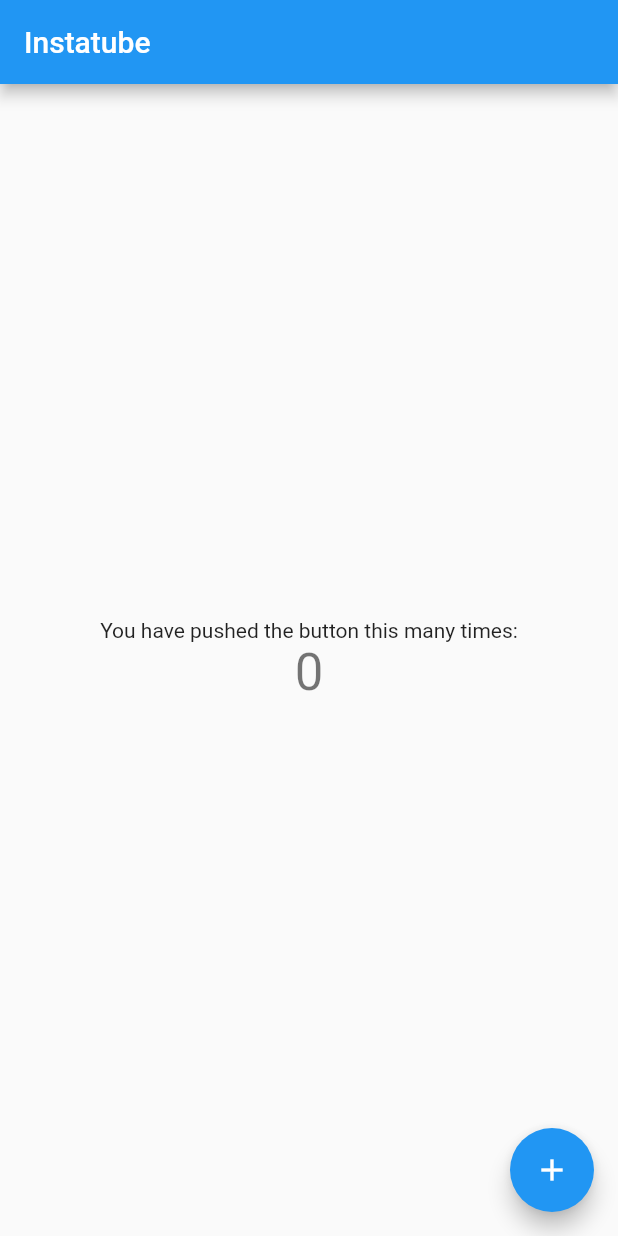
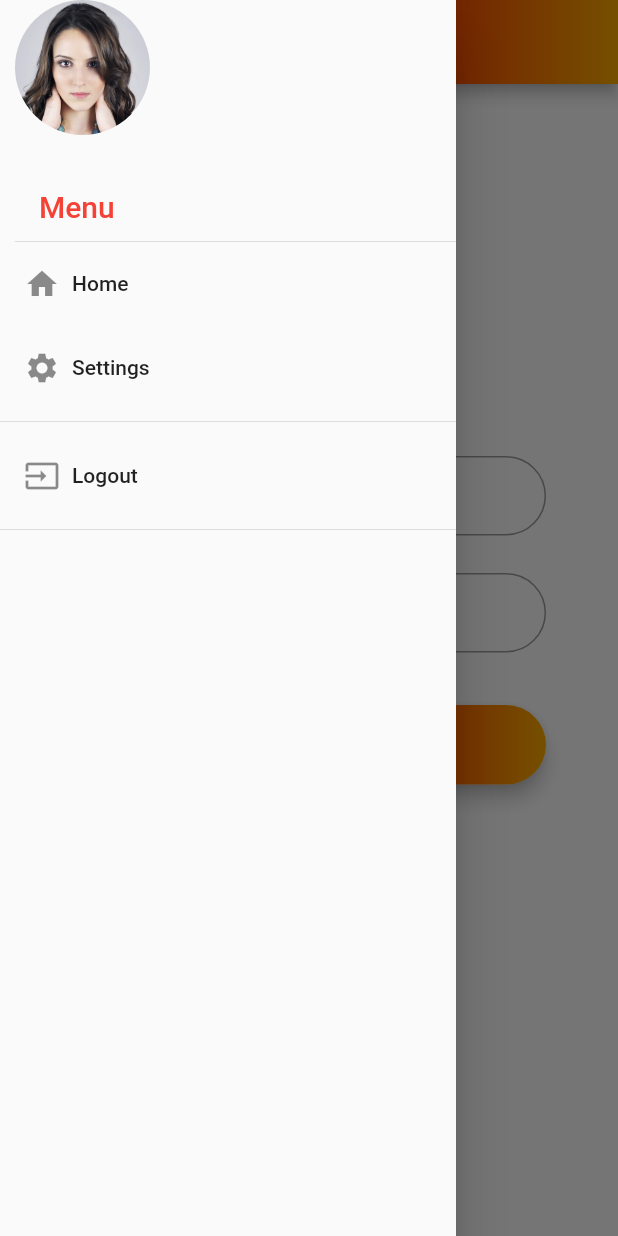
Before and after one commit to amfyWebService/instatube, a Flutter app: the screen it shows after launch, with the side drawer open (before the commit the screen has no drawer), on a phone screen of 412 x 824 dp. Run offline on Flutter 3.47's test engine with Material 2 defaults, Android fonts, the phone set to English and light mode, and no system bars; our stand-ins replace flutter_i18n; missing offline and left inert: preferences; Roboto replaces fonts that are missing (Montserrat).

Commit message:
add:  login-page + settings + drawer +homepage

```diff
--- a/assets/i18n/en.json
+++ b/assets/i18n/en.json
@@ -1,3 +1,6 @@
 {
-  "app_name": "Instatube"
+  "app_name": "Instatube",
+  "login": "Login",
+  "password": "Password",
+  "email": "Email"
 }
--- a/assets/i18n/fr.json
+++ b/assets/i18n/fr.json
@@ -1,3 +1,6 @@
 {
-  "app_name": "Instatube"
+  "app_name": "Instatube",
+  "login": "Connexion",
+  "password": "Mot de passe",
+  "email": "Email"
 }
--- a/lib/main.dart
+++ b/lib/main.dart
@@ -2,8 +2,18 @@ import 'package:flutter/material.dart';
 import 'package:flutter_i18n/flutter_i18n.dart';
 import 'package:flutter_i18n/flutter_i18n_delegate.dart';
 import 'package:flutter_localizations/flutter_localizations.dart';
+import 'package:instatube/view/login_page.dart';
+import 'package:instatube/widgets/drawer.dart';
+import 'package:preferences/preferences.dart';
 
-void main() => runApp(MyApp());
+void main() async{
+  WidgetsFlutterBinding.ensureInitialized();
+
+  await PrefService.init(prefix: 'pref_');
+
+  PrefService.setDefaultValues({'user_description': 'This is my description!'});
+  runApp(MyApp());
+}
 
 class MyApp extends StatelessWidget {
   // This widget is the root of your application.
@@ -12,22 +22,12 @@ class MyApp extends StatelessWidget {
     return MaterialApp(
       title: "Instatube",
       localizationsDelegates: [
-        FlutterI18nDelegate(useCountryCode: false, fallbackFile: "en", path: "assets/i18n"),
+        FlutterI18nDelegate(
+            useCountryCode: false, fallbackFile: "en", path: "assets/i18n"),
         GlobalMaterialLocalizations.delegate,
         GlobalWidgetsLocalizations.delegate
       ],
-      theme: ThemeData(
-        // This is the theme of your application.
-        //
-        // Try running your application with "flutter run". You'll see the
-        // application has a blue toolbar. Then, without quitting the app, try
-        // changing the primarySwatch below to Colors.green and then invoke
-        // "hot reload" (press "r" in the console where you ran "flutter run",
-        // or simply save your changes to "hot reload" in a Flutter IDE).
-        // Notice that the counter didn't reset back to zero; the application
-        // is not restarted.
-        primarySwatch: Colors.blue,
-      ),
+      theme: ThemeData(),
       home: MyHomePage(title: 'Flutter Demo Home Page'),
     );
   }
@@ -36,15 +36,6 @@ class MyApp extends StatelessWidget {
 class MyHomePage extends StatefulWidget {
   MyHomePage({Key key, this.title}) : super(key: key);
 
-  // This widget is the home page of your application. It is stateful, meaning
-  // that it has a State object (defined below) that contains fields that affect
-  // how it looks.
-
-  // This class is the configuration for the state. It holds the values (in this
-  // case the title) provided by the parent (in this case the App widget) and
-  // used by the build method of the State. Fields in a Widget subclass are
-  // always marked "final".
-
   final String title;
 
   @override
@@ -52,68 +43,33 @@ class MyHomePage extends StatefulWidget {
 }
 
 class _MyHomePageState extends State<MyHomePage> {
-  int _counter = 0;
-
-  void _incrementCounter() {
-    setState(() {
-      // This call to setState tells the Flutter framework that something has
-      // changed in this State, which causes it to rerun the build method below
-      // so that the display can reflect the updated values. If we changed
-      // _counter without calling setState(), then the build method would not be
-      // called again, and so nothing would appear to happen.
-      _counter++;
-    });
-  }
-
   @override
   Widget build(BuildContext context) {
-    // This method is rerun every time setState is called, for instance as done
-    // by the _incrementCounter method above.
-    //
-    // The Flutter framework has been optimized to make rerunning build methods
-    // fast, so that you can just rebuild anything that needs updating rather
-    // than having to individually change instances of widgets.
-    return Scaffold(
-      appBar: AppBar(
-        // Here we take the value from the MyHomePage object that was created by
-        // the App.build method, and use it to set our appbar title.
-        title: Text(FlutterI18n.translate(context, "app_name")),
-      ),
-      body: Center(
-        // Center is a layout widget. It takes a single child and positions it
-        // in the middle of the parent.
-        child: Column(
-          // Column is also a layout widget. It takes a list of children and
-          // arranges them vertically. By default, it sizes itself to fit its
-          // children horizontally, and tries to be as tall as its parent.
-          //
-          // Invoke "debug painting" (press "p" in the console, choose the
-          // "Toggle Debug Paint" action from the Flutter Inspector in Android
-          // Studio, or the "Toggle Debug Paint" command in Visual Studio Code)
-          // to see the wireframe for each widget.
-          //
-          // Column has various properties to control how it sizes itself and
-          // how it positions its children. Here we use mainAxisAlignment to
-          // center the children vertically; the main axis here is the vertical
-          // axis because Columns are vertical (the cross axis would be
-          // horizontal).
-          mainAxisAlignment: MainAxisAlignment.center,
-          children: <Widget>[
-            Text(
-              'You have pushed the button this many times:',
+    FlutterI18n.refresh(context, Locale("fr"));
+    return GestureDetector(
+          onTap: (() => FocusScope.of(context).requestFocus(new FocusNode())),
+          child :Scaffold(
+            backgroundColor: Colors.white,
+            appBar: AppBar(
+            title: Text(FlutterI18n.translate(context, "app_name") ),
+            flexibleSpace: Container(
+              decoration: BoxDecoration(
+                gradient: LinearGradient(
+                  begin: Alignment.centerLeft,
+                  end: Alignment.centerRight,
+                  colors: <Color>[
+                    Color(0xFF5E0075),
+                    Color(0xFFFC0002),
+                    Color(0xFFFFAD00),
+                  ],
+                  ),
+                ),
+              ),
             ),
-            Text(
-              '$_counter',
-              style: Theme.of(context).textTheme.display1,
-            ),
-          ],
-        ),
-      ),
-      floatingActionButton: FloatingActionButton(
-        onPressed: _incrementCounter,
-        tooltip: 'Increment',
-        child: Icon(Icons.add),
-      ), // This trailing comma makes auto-formatting nicer for build methods.
+
+        body: LoginPage(),
+      drawer: AppDrawer(),
+      )
     );
   }
 }
--- /dev/null
+++ b/lib/view/login_page.dart
@@ -0,0 +1,91 @@
+import 'package:flutter/material.dart';
+import 'package:flutter/widgets.dart';
+import 'package:flutter_i18n/flutter_i18n.dart';
+
+class LoginPage extends StatefulWidget {
+  LoginPage({Key key}) : super(key: key);
+  static const String routeName = '/login';
+  _LoginPageState createState() => _LoginPageState();
+}
+
+class _LoginPageState extends State<LoginPage> {
+
+  TextStyle style = TextStyle(fontFamily: 'Montserrat', fontSize: 20.0);
+  @override
+  Widget build(BuildContext context) {
+
+    return new SingleChildScrollView(
+      padding: EdgeInsets.all(12),
+      child: Container(
+        child: Padding(
+          padding: const EdgeInsets.all(36.0),
+          child: Column(
+            crossAxisAlignment: CrossAxisAlignment.stretch,
+            children: <Widget>[
+              SizedBox(
+                height: 155.0,
+                child: Image.asset(
+                  "assets/images/logo.png",
+                  fit: BoxFit.contain,
+                ),
+              ),
+              SizedBox(height: 45.0),
+              field("email", style ,context),
+              SizedBox(height: 25.0),
+              field("password", style ,context),
+              SizedBox(
+                height: 35.0,
+              ),
+              loginButton(context, style),
+              SizedBox(
+                height: 15.0,
+              ),
+            ],
+          ),
+        ),
+      ),
+    );
+  }
+}
+
+Widget field(String title, TextStyle style , BuildContext context) {
+   return TextField(
+      obscureText: false,
+      style: style,
+      decoration: InputDecoration(
+          contentPadding: EdgeInsets.fromLTRB(20.0, 15.0, 20.0, 15.0),
+          hintText: FlutterI18n.translate(context, title),
+          border:
+              OutlineInputBorder(borderRadius: BorderRadius.circular(32.0))),
+    );
+}
+
+
+Widget loginButton (BuildContext context, TextStyle style){
+   return Material(
+      borderRadius: BorderRadius.circular(30.0),
+      elevation: 5.0,
+      child:Container(
+        decoration:  BoxDecoration(
+                borderRadius: BorderRadius.circular(30.0),
+                gradient: LinearGradient(
+                  colors: <Color>[
+                    Color(0xFF5E0075),
+                    Color(0xFFFC0002),
+                    Color(0xFFFFAD00),
+                  ],
+                ),
+              ),
+        child: MaterialButton(
+
+        minWidth: MediaQuery.of(context).size.width,
+        padding: EdgeInsets.fromLTRB(20.0, 15.0, 20.0, 15.0),
+        onPressed: () =>print('click'),
+        child: Text(FlutterI18n.translate(context, "login"),
+            textAlign: TextAlign.center,
+            style: style.copyWith(
+                color: Colors.white, fontWeight: FontWeight.bold)),
+      ),
+      ),
+    );
+}
--- /dev/null
+++ b/lib/widgets/drawer.dart
@@ -0,0 +1,77 @@
+import 'package:flutter/material.dart';
+import 'package:instatube/main.dart';
+import 'package:instatube/view/home_page.dart';
+import 'package:instatube/view/login_page.dart';
+import 'package:instatube/view/settings_page.dart';
+
+class AppDrawer extends StatelessWidget {
+  @override
+  Widget build(BuildContext context) {
+    return Drawer(
+      child: ListView(
+        padding: EdgeInsets.zero,
+        children: <Widget>[
+          _createHeader(),
+          _createDrawerItem(icon: Icons.home, text: 'Home',
+            onTap: () =>
+              Navigator.push(context, new MaterialPageRoute(
+              builder: (context) => new HomePage()))),
+          _createDrawerItem(icon: Icons.settings, text: 'Settings',
+          onTap: () =>
+              Navigator.push(context, new MaterialPageRoute(
+              builder: (context) => new SettingsPage()))),
+          Divider(),
+          _createDrawerItem(icon: Icons.input, text:'Logout',
+          onTap: () =>
+              Navigator.push(context, new MaterialPageRoute(
+              builder: (context) => new MyHomePage()))),
+          Divider(),
+
+        ],
+      ),
+    );
+  }
+}
+
+  Widget _createHeader() {
+  return DrawerHeader(
+      margin: EdgeInsets.only(left: 10.0),
+      padding: EdgeInsets.zero,
+      child: Stack(children: <Widget>[
+        Container(
+        width: 90.0,
+        height: 90.0,
+        decoration:  BoxDecoration(
+        shape: BoxShape.circle,
+        image: new DecorationImage(
+        fit: BoxFit.cover,
+        image: AssetImage("assets/images/profile.jpg")
+                        )
+                    ),),
+
+        Positioned(
+            bottom: 12.0,
+            left: 16.0,
+            child: Text("Menu",
+                style: TextStyle(
+                    color: Colors.red,
+                    fontSize: 20.0,
+                    fontWeight: FontWeight.w500))),
+      ]));
+}
+
+Widget _createDrawerItem(
+    {IconData icon, String text, GestureTapCallback onTap}) {
+  return ListTile(
+    title: Row(
+      children: <Widget>[
+        Icon(icon),
+        Padding(
+          padding: EdgeInsets.only(left: 8.0),
+          child: Text(text),
+        )
+      ],
+    ),
+    onTap: onTap,
+  );
+}
```
Also changed, not shown: lib/view/home_page.dart (added, +72 -0 lines), lib/view/settings_page.dart (added, +59 -0 lines), lib/widgets/appbar.dart (added, +31 -0 lines), assets/images/logo.png (added), assets/images/profile.jpg (added), lib/routes/routes.dart (added), pubspec.lock, 8 other files.
